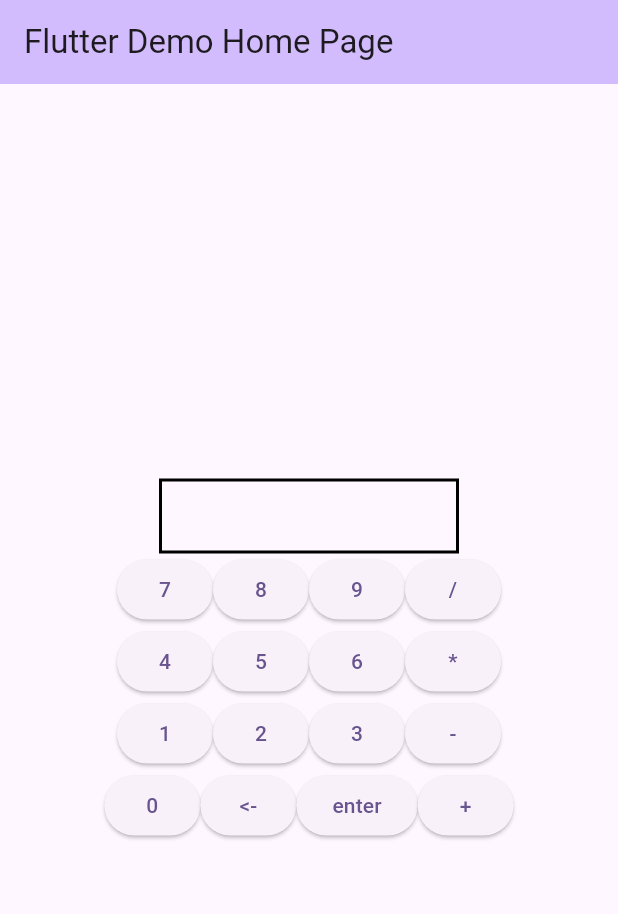
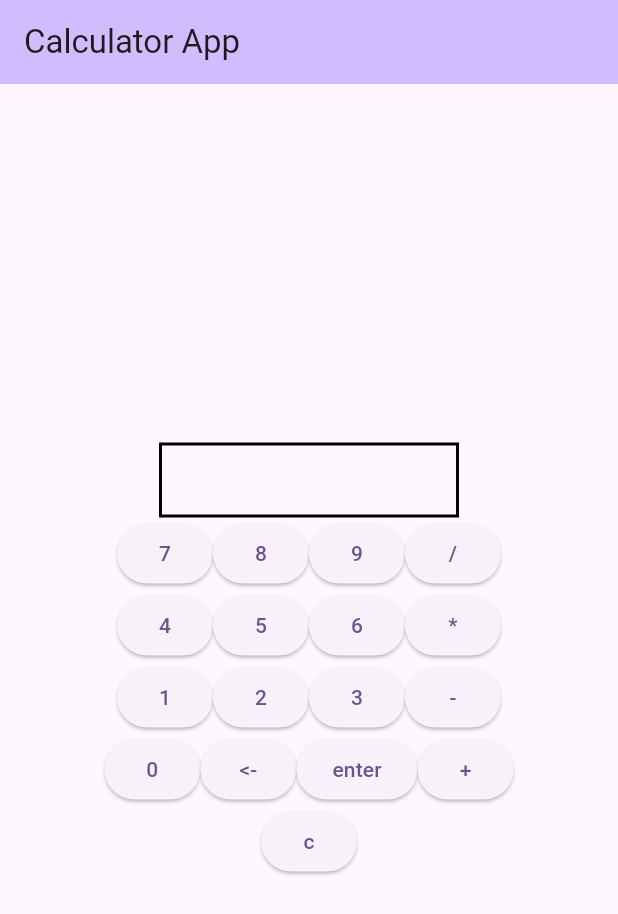
Before and after one commit to Mebibora/calculator_app, a Flutter app: the screen it shows after launch, on a phone screen of 412 x 824 dp. Shown: the top 914 px of the screen. Run offline on Flutter 3.47's test engine with Material 3 defaults, Android fonts, the phone set to English and light mode, and no system bars.

```diff
--- a/lib/main.dart
+++ b/lib/main.dart
@@ -11,7 +11,7 @@ class MyApp extends StatelessWidget {
   @override
   Widget build(BuildContext context) {
     return MaterialApp(
-      title: 'Flutter Demo',
+      title: 'Calculator App',
       theme: ThemeData(
         // This is the theme of your application.
         //
@@ -30,7 +30,7 @@ class MyApp extends StatelessWidget {
         // tested with just a hot reload.
         colorScheme: ColorScheme.fromSeed(seedColor: Colors.deepPurple),
       ),
-      home: const MyHomePage(title: 'Flutter Demo Home Page'),
+      home: const MyHomePage(title: 'Calculator App'),
     );
   }
 }
@@ -133,8 +133,8 @@ class _MyHomePageState extends State<MyHomePage> {
 
 
       statement = result.toString();
+
       operatorActive = false;
-
       statement2 = "";
       leftSide = "";
       rightSide = "";
@@ -143,6 +143,19 @@ class _MyHomePageState extends State<MyHomePage> {
       rightInt = 0;
 
 
+    });
+  }
+
+  void clear() {
+    setState((){
+      operatorActive = false;
+      statement = "";
+      statement2 = "";
+      leftSide = "";
+      rightSide = "";
+      operator = "";
+      leftInt = 0;
+      rightInt = 0;
     });
   }
 
@@ -326,6 +339,16 @@ class _MyHomePageState extends State<MyHomePage> {
 
               ],
             ),
+            Row(
+              mainAxisAlignment: MainAxisAlignment.center,
+              children: <Widget>[
+                ElevatedButton(
+                  onPressed: () {
+                    clear();
+                  },
+                child: Text("c")),
+              ],
+            ),
           ],
         ),
       ),
```
